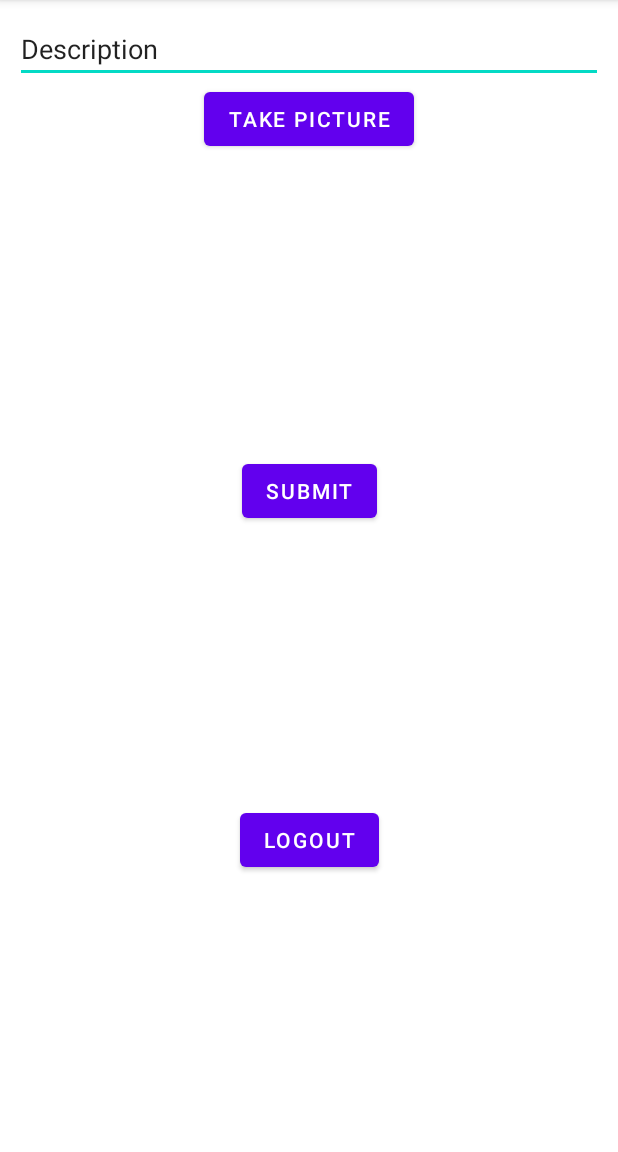
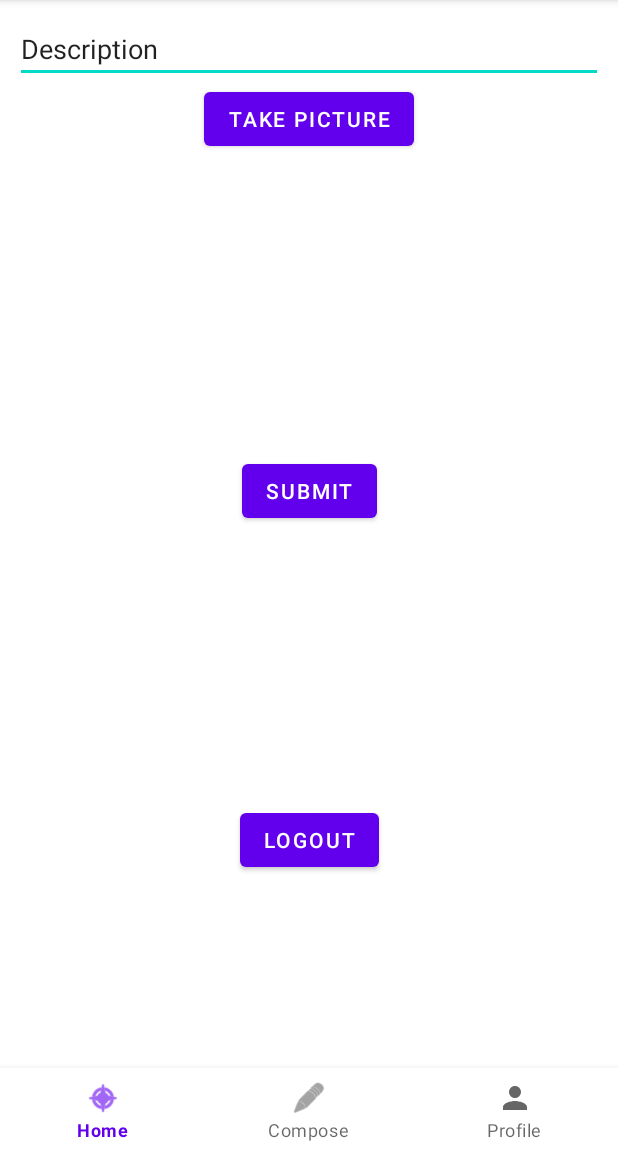
Before and after one commit to Dueonkim89/Parstagram, an Android app: the MainActivity screen opened directly, with no data from a screen before it, on a phone screen of 412 x 824 dp, the part 84-1236 px from its top. Run offline under Robolectric (Android 15) with nearby library versions, the phone set to English and light mode, and no system bars; libraries missing offline, so code that uses them is left out: com.parse; 3 statements that could not run were skipped.

Commit message:
add bottom nav bar

```diff
--- a/app/src/main/java/com/example/codepath_instagram/MainActivity.kt
+++ b/app/src/main/java/com/example/codepath_instagram/MainActivity.kt
@@ -13,6 +13,7 @@ import android.widget.EditText
 import android.widget.ImageView
 import android.widget.Toast
 import androidx.core.content.FileProvider
+import com.google.android.material.bottomnavigation.BottomNavigationView
 import com.parse.*
 import java.io.File
 
@@ -47,6 +48,33 @@ class MainActivity : AppCompatActivity() {
         findViewById<Button>(R.id.btnTakePicture).setOnClickListener{
             // launch camera to let user take pic
             onLaunchCamera()
+        }
+
+
+        // event handler for each item in bottom nav bar
+        findViewById<BottomNavigationView>(R.id.bottom_navigation).setOnItemSelectedListener{
+            item ->
+
+            when (item.itemId) {
+
+                // navigate to home screen
+                R.id.action_home -> {
+                    Toast.makeText(this, "Home", Toast.LENGTH_SHORT).show()
+                }
+
+                // navigate to compose screen
+                R.id.action_compose -> {
+                    Toast.makeText(this, "Compose", Toast.LENGTH_SHORT).show()
+                }
+
+                // navigate to profile screen
+                R.id.action_profile -> {
+                    Toast.makeText(this, "Profile", Toast.LENGTH_SHORT).show()
+                }
+
+            }
+
+            true
         }
 
         // log out user if they click logout Dkimbutton
--- /dev/null
+++ b/app/src/main/res/drawable/ic_baseline_person_24.xml
@@ -0,0 +1,10 @@
+<vector xmlns:android="http://schemas.android.com/apk/res/android"
+    android:width="24dp"
+    android:height="24dp"
+    android:viewportWidth="24"
+    android:viewportHeight="24"
+    android:tint="?attr/colorControlNormal">
+  <path
+      android:fillColor="@android:color/white"
+      android:pathData="M12,12c2.21,0 4,-1.79 4,-4s-1.79,-4 -4,-4 -4,1.79 -4,4 1.79,4 4,4zM12,14c-2.67,0 -8,1.34 -8,4v2h16v-2c0,-2.66 -5.33,-4 -8,-4z"/>
+</vector>
--- a/app/src/main/res/layout/activity_main.xml
+++ b/app/src/main/res/layout/activity_main.xml
@@ -54,4 +54,11 @@
         app:layout_constraintStart_toStartOf="parent"
         app:layout_constraintTop_toBottomOf="@+id/btnSubmit" />
 
+    <com.google.android.material.bottomnavigation.BottomNavigationView
+        android:id="@+id/bottom_navigation"
+        android:layout_width="match_parent"
+        android:layout_height="wrap_content"
+        app:layout_constraintBottom_toBottomOf="parent"
+        app:menu="@menu/menu_bottom_navigation" />
+
 </androidx.constraintlayout.widget.ConstraintLayout>
--- /dev/null
+++ b/app/src/main/res/menu/menu_bottom_navigation.xml
@@ -0,0 +1,22 @@
+<?xml version="1.0" encoding="utf-8"?>
+<menu xmlns:app="http://schemas.android.com/apk/res-auto"
+    xmlns:android="http://schemas.android.com/apk/res/android">
+
+    <item
+        android:id="@+id/action_home"
+        android:icon="@android:drawable/ic_menu_compass"
+        android:title="Home"
+        app:showAsAction="always" />
+    <item
+        android:id="@+id/action_compose"
+        android:icon="@android:drawable/ic_menu_edit"
+        android:title="Compose"
+        app:showAsAction="always" />
+    <item
+        android:id="@+id/action_profile"
+        android:icon="@drawable/ic_baseline_person_24"
+        android:title="Profile"
+        app:showAsAction="always" />
+
+
+</menu>
```
